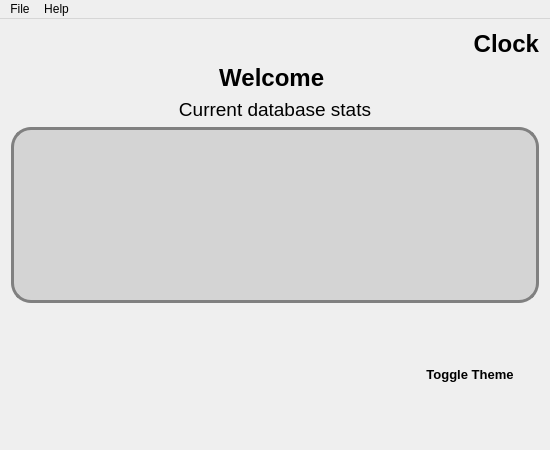
Above: GUI-verklegtVika3/mainwindow.ui from streamerinn/Verklegt-1 before the change. Below: the same form after it.
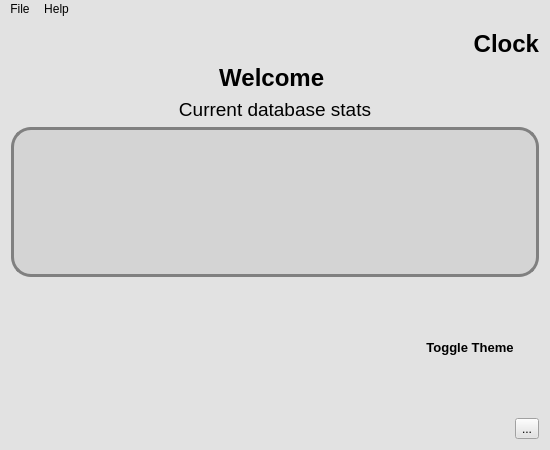
That is the form after the change. Icons and pictures are not drawn.

What changed in the file:
```diff
--- a/GUI-verklegtVika3/mainwindow.ui
+++ b/GUI-verklegtVika3/mainwindow.ui
@@ -26,8 +26,7 @@
    <string>Ca$:H</string>
   </property>
   <property name="styleSheet">
-   <string notr="true">
-
+   <string notr="true">background-color: rgb(226, 226, 226);
 
 </string>
   </property>
@@ -108,6 +107,18 @@
 
 }</string>
       </property>
+      <property name="flow">
+       <enum>QListView::TopToBottom</enum>
+      </property>
+      <property name="resizeMode">
+       <enum>QListView::Adjust</enum>
+      </property>
+      <property name="viewMode">
+       <enum>QListView::ListMode</enum>
+      </property>
+      <property name="modelColumn">
+       <number>0</number>
+      </property>
      </widget>
     </item>
     <item>
@@ -389,6 +400,17 @@
       </layout>
      </widget>
     </item>
+    <item alignment="Qt::AlignRight">
+     <widget class="QToolButton" name="toolButton">
+      <property name="text">
+       <string>...</string>
+      </property>
+      <property name="icon">
+       <iconset resource="aukaefni.qrc">
+        <normaloff>:/images/pictures/rickvanderzwet-Quaver-1.png</normaloff>:/images/pictures/rickvanderzwet-Quaver-1.png</iconset>
+      </property>
+     </widget>
+    </item>
    </layout>
   </widget>
   <widget class="QMenuBar" name="menuBar">
```
Left out of the diff: 3 changed lines with no effect on the pictures.
